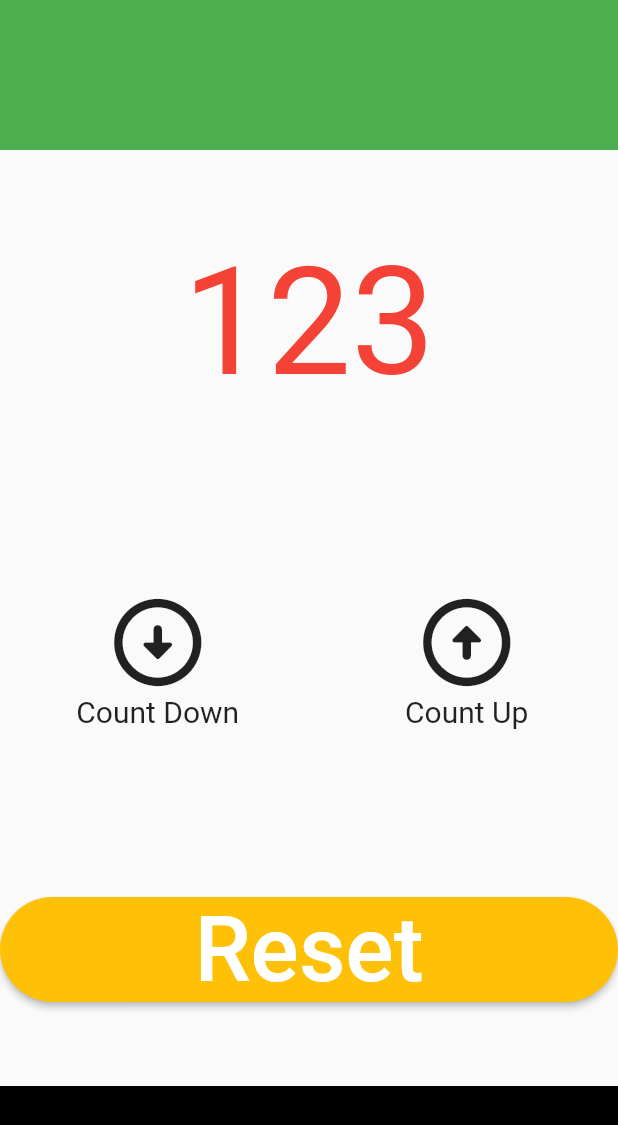
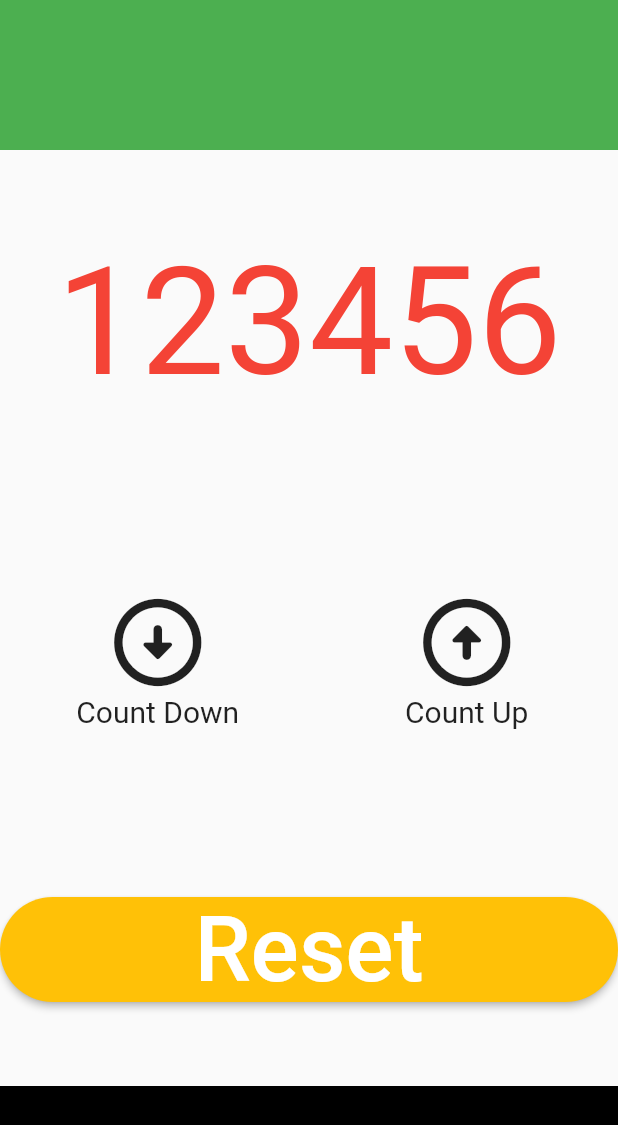
Before and after one commit to fabinhocsilva/mycounter, a Flutter app: the screen it shows after launch, on a phone screen of 412 x 824 dp. Shown: the top 1125 px of the screen. Run offline on Flutter 3.47's test engine with Material 2 defaults, Android fonts, the phone set to English and light mode, and no system bars.

Commit message:
minha alteracao

```diff
--- a/lib/pages/my_counter4.dart
+++ b/lib/pages/my_counter4.dart
@@ -17,14 +17,14 @@ class MyCounter4 extends StatelessWidget {
           color: Colors.green,
         ),
         Expanded(
-          child: Container(
+          child: SizedBox(
             width: double.infinity,
             height: 200,
             // color: Colors.blue,
             child: Column(
               mainAxisAlignment: MainAxisAlignment.spaceAround,
               children: [
-                TextApp(dataMy: '123', fontSizeMy: 100),
+                const TextApp(dataMy: '123456', fontSizeMy: 100),
                 Row(
                   mainAxisAlignment: MainAxisAlignment.spaceAround,
                   children: [
@@ -32,14 +32,16 @@ class MyCounter4 extends StatelessWidget {
                     iconText('Count Up', Icons.arrow_circle_up_rounded),
                   ],
                 ),
-                Container(
+                SizedBox(
                   width: double.infinity,
-
                   child: ElevatedButton(
-                    style: ElevatedButton.styleFrom(primary: Colors.amber, shape: StadiumBorder()),
-                    onPressed: () {},
-                    child: Text('Reset', style: TextStyle(fontSize: 60)  ,)
-                  ),
+                      style: ElevatedButton.styleFrom(
+                          primary: Colors.amber, shape: const StadiumBorder()),
+                      onPressed: () {},
+                      child: const Text(
+                        'Reset',
+                        style: TextStyle(fontSize: 60),
+                      )),
                 )
               ],
             ),
@@ -60,7 +62,7 @@ class MyCounter4 extends StatelessWidget {
       // mainAxisAlignment: MainAxisAlignment.center,
       // mainAxisSize: MainAxisSize.min ,
       children: [
-        Container(
+        SizedBox(
           // color: Colors.amber,
           width: 100,
           child: IconButton(
@@ -71,12 +73,12 @@ class MyCounter4 extends StatelessWidget {
             ),
           ),
         ),
-        SizedBox(
+        const SizedBox(
           height: 30,
         ),
         Text(
           data,
-          style: TextStyle(fontSize: 20),
+          style: const TextStyle(fontSize: 20),
         )
       ],
     );
```
